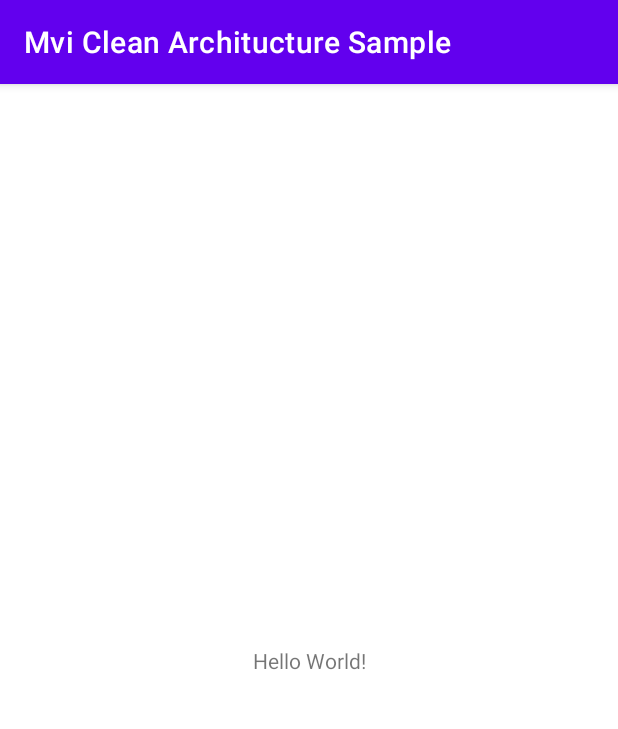
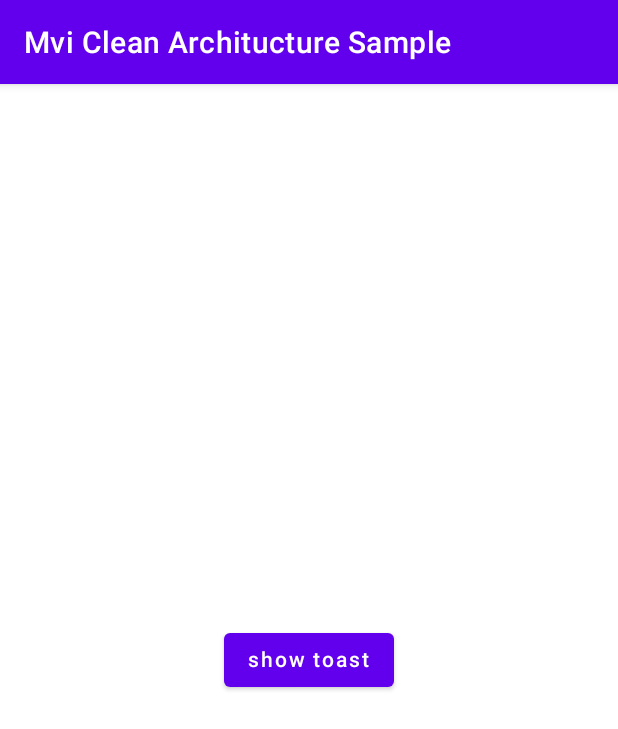
Before and after one commit to mahdizareeii/Android-Mvi-Clean-Architucture, an Android app built with Jetpack Compose: the screen it shows after launch (MainActivity), on a phone screen of 412 x 824 dp. Shown: the top 729 px of the screen. Run offline under Robolectric (Android 15) with nearby library versions, the phone set to English and light mode, and no system bars; our stand-ins replace Dagger/Hilt's generated code.

Commit message:
structure of project

```diff
--- a/app/build.gradle.kts
+++ b/app/build.gradle.kts
@@ -24,6 +24,8 @@ dependencies {
     implementation(libs.androidx.compose.foundation)
     implementation(libs.androidx.compose.foundation)
     implementation(libs.androidx.navigation.compose)
+    implementation(libs.androidx.hilt.navigation.compose)
+    implementation(libs.androidx.lifecycle.viewmodel.compose)
     implementation(libs.io.coil)
 
     implementation(libs.androidx.core.ktx)
--- a/app/src/main/AndroidManifest.xml
+++ b/app/src/main/AndroidManifest.xml
@@ -4,6 +4,7 @@
     package="com.mvi.sample">
 
     <application
+        android:name=".App"
         android:allowBackup="true"
         android:dataExtractionRules="@xml/data_extraction_rules"
         android:fullBackupContent="@xml/backup_rules"
--- /dev/null
+++ b/app/src/main/java/com/mvi/sample/App.kt
@@ -0,0 +1,8 @@
+package com.mvi.sample
+
+import android.app.Application
+import dagger.hilt.android.HiltAndroidApp
+
+@HiltAndroidApp
+class App : Application() {
+}
--- a/app/src/main/java/com/mvi/sample/MainActivity.kt
+++ b/app/src/main/java/com/mvi/sample/MainActivity.kt
@@ -2,10 +2,19 @@ package com.mvi.sample
 
 import androidx.appcompat.app.AppCompatActivity
 import android.os.Bundle
+import androidx.activity.compose.setContent
+import androidx.navigation.compose.rememberNavController
+import com.mvi.home.ui.HomeScreen
+import dagger.hilt.android.AndroidEntryPoint
+import javax.inject.Inject
 
+@AndroidEntryPoint
 class MainActivity : AppCompatActivity() {
+    @Inject lateinit var homeScreen: HomeScreen
     override fun onCreate(savedInstanceState: Bundle?) {
         super.onCreate(savedInstanceState)
-        setContentView(R.layout.activity_main)
+        setContent {
+            homeScreen.createScreen(navController = rememberNavController())
+        }
     }
 }
--- a/app/src/main/res/layout/activity_main.xml
+++ /dev/null
@@ -1,18 +0,0 @@
-<?xml version="1.0" encoding="utf-8"?>
-<androidx.constraintlayout.widget.ConstraintLayout xmlns:android="http://schemas.android.com/apk/res/android"
-    xmlns:app="http://schemas.android.com/apk/res-auto"
-    xmlns:tools="http://schemas.android.com/tools"
-    android:layout_width="match_parent"
-    android:layout_height="match_parent"
-    tools:context=".MainActivity">
-
-    <TextView
-        android:layout_width="wrap_content"
-        android:layout_height="wrap_content"
-        android:text="Hello World!"
-        app:layout_constraintBottom_toBottomOf="parent"
-        app:layout_constraintEnd_toEndOf="parent"
-        app:layout_constraintStart_toStartOf="parent"
-        app:layout_constraintTop_toTopOf="parent" />
-
-</androidx.constraintlayout.widget.ConstraintLayout>
--- a/features/home/build.gradle.kts
+++ b/features/home/build.gradle.kts
@@ -21,6 +21,8 @@ dependencies {
     implementation(libs.androidx.compose.animation)
     implementation(libs.androidx.compose.foundation)
     implementation(libs.androidx.navigation.compose)
+    implementation(libs.androidx.hilt.navigation.compose)
+    implementation(libs.androidx.lifecycle.viewmodel.compose)
     implementation(libs.io.coil)
 
     implementation(libs.androidx.core.ktx)
--- /dev/null
+++ b/features/home/src/main/java/com/mvi/home/di/HomeModule.kt
@@ -0,0 +1,16 @@
+package com.mvi.home.di
+
+import com.mvi.home.ui.HomeScreen
+import dagger.Module
+import dagger.Provides
+import dagger.hilt.InstallIn
+import dagger.hilt.components.SingletonComponent
+
+@Module
+@InstallIn(SingletonComponent::class)
+object HomeModule {
+
+    @Provides
+    fun provideHomeScreen():HomeScreen = HomeScreen()
+
+}
--- /dev/null
+++ b/features/home/src/main/java/com/mvi/home/ui/HomeScreen.kt
@@ -0,0 +1,39 @@
+package com.mvi.home.ui
+
+import android.widget.Toast
+import androidx.compose.foundation.layout.Arrangement
+import androidx.compose.foundation.layout.Column
+import androidx.compose.foundation.layout.fillMaxSize
+import androidx.compose.material.Button
+import androidx.compose.material.Text
+import androidx.compose.runtime.Composable
+import androidx.compose.ui.Alignment
+import androidx.compose.ui.Modifier
+import androidx.hilt.navigation.compose.hiltViewModel
+import com.mvi.core.base.BaseScreen
+import javax.inject.Inject
+
+class HomeScreen @Inject constructor() : BaseScreen() {
+
+    @Composable
+    override fun onScreenCreated() {
+        val homeViewModel = hiltViewModel<HomeViewModel>()
+        homeViewModel.showToast.value?.let {
+            Toast.makeText(getContext(), it, Toast.LENGTH_SHORT).show()
+        }
+
+        Column(
+            modifier = Modifier.fillMaxSize(),
+            verticalArrangement = Arrangement.Center,
+            horizontalAlignment = Alignment.CenterHorizontally
+        ) {
+            Button(
+                onClick = {
+                    homeViewModel.onTriggerEvent(HomeEvent.ShowToast)
+                }
+            ) {
+                Text(text = "show toast")
+            }
+        }
+    }
+}
--- /dev/null
+++ b/features/home/src/main/java/com/mvi/home/ui/HomeViewModel.kt
@@ -0,0 +1,25 @@
+package com.mvi.home.ui
+
+import androidx.compose.runtime.MutableState
+import androidx.compose.runtime.State
+import androidx.compose.runtime.mutableStateOf
+import com.mvi.core.base.BaseViewModel
+import dagger.hilt.android.lifecycle.HiltViewModel
+import javax.inject.Inject
+
+@HiltViewModel
+class HomeViewModel @Inject constructor() : BaseViewModel<HomeEvent>() {
+    private val _showToast: MutableState<String?> = mutableStateOf(null)
+    val showToast: State<String?> get() = _showToast
+
+    override fun onTriggerEvent(eventType: HomeEvent) {
+        when (eventType) {
+            HomeEvent.ShowToast -> showToast()
+        }
+    }
+
+    private fun showToast() {
+        _showToast.value = "test mvi"
+        _showToast.value = null
+    }
+}
--- a/gradle/libs.versions.toml
+++ b/gradle/libs.versions.toml
@@ -17,6 +17,7 @@ ktx_version = "1.8.0"
 junit_version = "4.13.2"
 androidx_junit_version = "1.1.3"
 espresso_version = "3.4.0"
+hilt_navigation_compose_version = "1.0.0"
 
 [libraries]
 #plugins
@@ -59,6 +60,8 @@ io-coil = { module = "io.coil-kt:coil-compose", version.ref = "coil_version" }
 com-google-dagger-hilt-android = { module = "com.google.dagger:hilt-android", version.ref = "hilt_version" }
 com-google-dagger-hilt-compiler = { module = "com.google.dagger:hilt-compiler", version.ref = "hilt_version" }
 com-google-dagger-hilt-android-gradle-plugin = { module = "com.google.dagger:hilt-android-gradle-plugin", version.ref = "hilt_version" }
+androidx-hilt-navigation-compose = { module = "androidx.hilt:hilt-navigation-compose", version.ref = "hilt_navigation_compose_version" }
+
 
 #others
 junit = { module = "junit:junit", version.ref = "junit_version" }
--- a/primary/core/build.gradle.kts
+++ b/primary/core/build.gradle.kts
@@ -19,6 +19,8 @@ dependencies {
     implementation(libs.androidx.compose.foundation)
     implementation(libs.androidx.compose.foundation)
     implementation(libs.androidx.navigation.compose)
+    implementation(libs.androidx.hilt.navigation.compose)
+    implementation(libs.androidx.lifecycle.viewmodel.compose)
     implementation(libs.io.coil)
 
     //hilt
```
Also changed, not shown: features/home/src/main/java/com/mvi/home/ui/HomeEvent.kt (added, +9 -0 lines).
